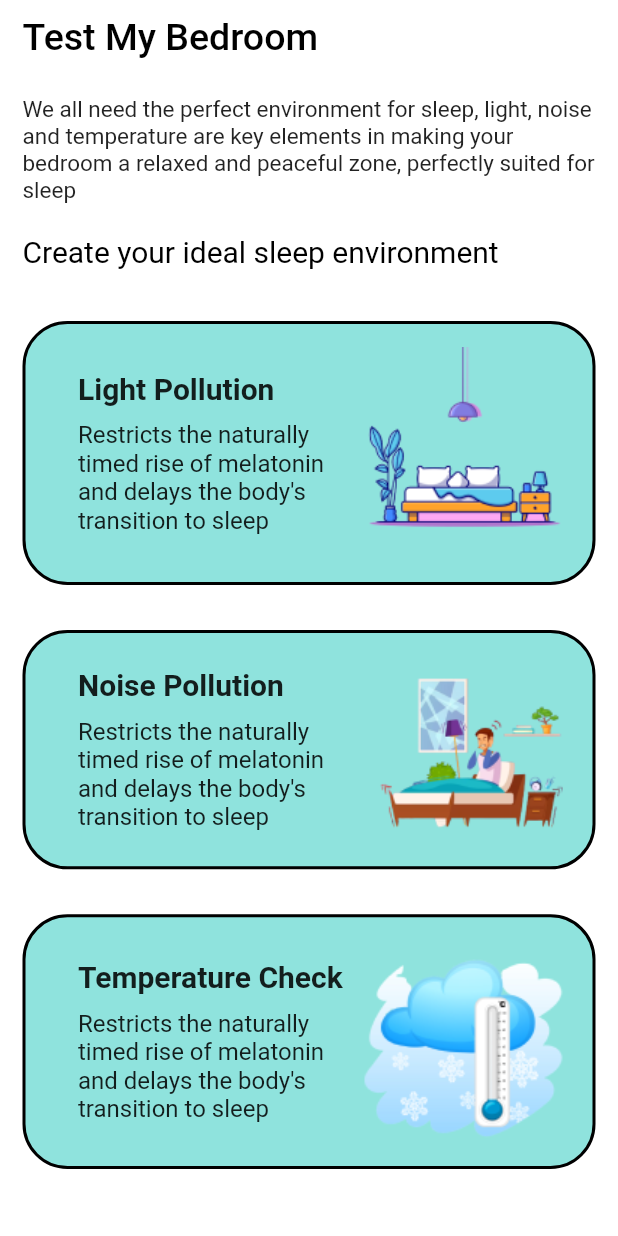
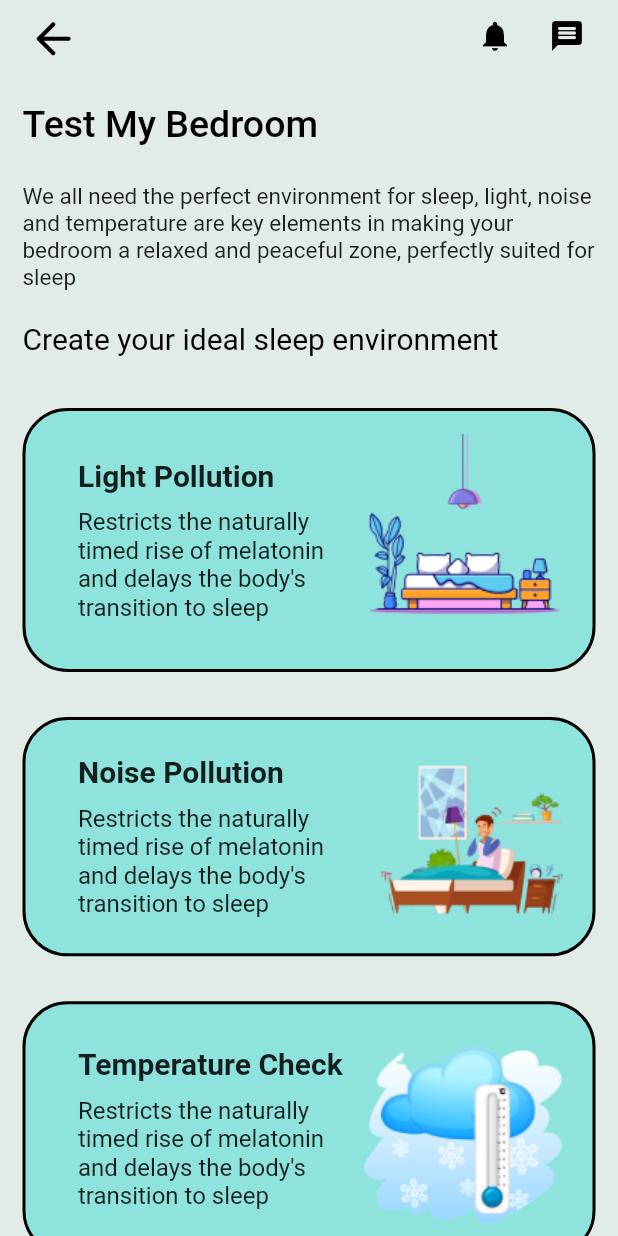
Before and after one commit to aditygrg2/shayan, a Flutter app: the MenuScreen screen opened by its route, after a tap on "Test My Bedroom", on a phone screen of 412 x 824 dp. Run offline on Flutter 3.47's test engine with Material 2 defaults, Android fonts, the phone set to English and light mode, and no system bars; our stand-ins replace flutter_tts, percent_indicator; missing offline and left inert: health, light, volume_controller; network calls fail; Roboto replaces fonts that are missing (JejuGothic).

Commit message:
updated screens

```diff
--- a/lib/screens/menu/TestMyBedroom/test_my_bedroom.dart
+++ b/lib/screens/menu/TestMyBedroom/test_my_bedroom.dart
@@ -6,6 +6,7 @@ import 'package:night_gschallenge/screens/menu/TestMyBedroom/light_pollution.dar
 import 'package:night_gschallenge/screens/menu/TestMyBedroom/temperature.dart';
 import 'package:night_gschallenge/widgets/UI/home_screen_heading.dart';
 import 'package:night_gschallenge/widgets/UI/tmb_description_cards.dart';
+import 'package:night_gschallenge/widgets/UI/top_row.dart';
 
 class TestMyBedroom extends StatefulWidget {
 
@@ -18,8 +19,10 @@ class _TestMyBedroomState extends State<TestMyBedroom> {
 
   @override
   Widget build(BuildContext context) {
-    return Column(
+    return Scaffold(
+      body: ListView(
           children: [
+            TopRow(back:true),
             HomeScreenText(text: 'Test My Bedroom'),
             SizedBox(
               height: 20,
@@ -49,6 +52,7 @@ class _TestMyBedroomState extends State<TestMyBedroom> {
             TmbDescriptionCards(title: 'Noise Pollution', subtitle: 'Restricts the naturally timed rise of melatonin and delays the body\'s transition to sleep',image: 'assets/noise.png', route: NoisePollution.routeName,),
             TmbDescriptionCards(title: 'Temperature Check', subtitle: 'Restricts the naturally timed rise of melatonin and delays the body\'s transition to sleep',image: 'assets/temperature.png',route: Temperature.routeName,)
           ],
+        ),
     );
   }
 }
--- a/lib/screens/menu/menu.dart
+++ b/lib/screens/menu/menu.dart
@@ -1,5 +1,3 @@
-import 'dart:html';
-
 import 'package:flutter/material.dart';
 
 class Menu extends StatelessWidget {
@@ -26,7 +24,7 @@ class Menu extends StatelessWidget {
             child: Container(
               alignment: Alignment.centerLeft,
               child: Text(
-                "${text}",
+                text,
                 style: Theme.of(context).textTheme.headlineMedium,
               ),
             ),
--- a/lib/screens/menu/menu_screen.dart
+++ b/lib/screens/menu/menu_screen.dart
@@ -1,38 +1,69 @@
 import 'package:flutter/material.dart';
 import 'package:night_gschallenge/navigators/bottomNavigator.dart';
 import 'package:night_gschallenge/screens/menu/TestMyBedroom/test_my_bedroom.dart';
+import 'package:night_gschallenge/widgets/UI/home_screen_heading.dart';
 import 'package:night_gschallenge/widgets/menu/text_to_speech.dart';
 import './menu.dart';
 
 class MenuScreen extends StatelessWidget {
   static const routeName = '/menu';
 
-
-  List<Map<String,String>>items =[
-    {'text':'Test My Bedroom','imagePath':'images/test_my_environment.png','routes':TestMyBedroom.routeName},
-    {'text':'Phone-Free time','imagePath':'images/phone_free.png'},
-    {'text':'Meditation Timer','imagePath':'images/meditation_timer.png'},
-    {'text':'Listen to your stories','imagePath':'images/nap_timer.png','routes':TextToSpeechComponent.routeName},
-    {'text':'Sleep Cycle Calculator','imagePath':'images/sleep_cycle_calculator.png'},
-    {'text':'Sleep Diet Suggestions','imagePath':'images/sleep_diet.png'},
-    {'text':'Mental Exercises','imagePath':'images/mental_exercises.png'},
-    {'text':'Sleep Achievement','imagePath':'images/sleep_achievement.png'},
-    {'text':'Music Therapy','imagePath':'images/podcasts_stories.png'},
-    {'text':'Worry List','imagePath':'images/worry_list.png'},
+  List<Map<String, String>> items = [
+    {
+      'text': 'Test My Bedroom',
+      'imagePath': 'assets/test_my_environment.png',
+      'routes': TestMyBedroom.routeName
+    },
+    {'text': 'Phone-Free time', 'imagePath': 'assets/phone_free.png'},
+    {'text': 'Meditation Timer', 'imagePath': 'assets/meditation_timer.png'},
+    {
+      'text': 'Listen to your stories',
+      'imagePath': 'assets/nap_timer.png',
+      'routes': TextToSpeechComponent.routeName
+    },
+    {
+      'text': 'Sleep Cycle Calculator',
+      'imagePath': 'assets/sleep_cycle_calculator.png'
+    },
+    {'text': 'Sleep Diet Suggestions', 'imagePath': 'assets/sleep_diet.png'},
+    {'text': 'Mental Exercises', 'imagePath': 'assets/mental_exercises.png'},
+    {'text': 'Sleep Achievement', 'imagePath': 'assets/sleep_achievement.png'},
+    {'text': 'Music Therapy', 'imagePath': 'assets/podcasts_stories.png'},
+    {'text': 'Worry List', 'imagePath': 'assets/worry_list.png'},
   ];
   @override
-
-  void navigate(BuildContext context,int index){
+  void navigate(BuildContext context, int index) {
     Navigator.of(context).pushNamed(items[index]['routes'].toString());
   }
+
   Widget build(BuildContext context) {
-    return  Container(
-      width: MediaQuery.of(context).size.width - 20,
-      height: MediaQuery.of(context).size.height,
-      padding: EdgeInsets.all(20),
-      child: GridView.builder(gridDelegate: SliverGridDelegateWithFixedCrossAxisCount(crossAxisCount: 2,childAspectRatio: 2 / 2,crossAxisSpacing: 20,mainAxisSpacing: 20), itemBuilder: (context, index) {
-        return GestureDetector(child: Menu(text: items[index]['text'].toString(), imagePath: items[index]['imagePath'].toString()),onTap: ()=> navigate(context,index),);
-      },itemCount: items.length, ),
+    return Column(
+      children: [
+        HomeScreenText(text: 'Sleep Tools'),
+        Container(
+          width: MediaQuery.of(context).size.width - 20,
+          height: (MediaQuery.of(context).size.height/8)*items.length ,
+          padding: EdgeInsets.all(10),
+          child: GridView.builder(
+            gridDelegate: SliverGridDelegateWithFixedCrossAxisCount(
+              crossAxisCount: 2,
+              childAspectRatio: 2/2,
+              crossAxisSpacing: 20,
+              mainAxisSpacing: 20,
+            ),
+            physics: NeverScrollableScrollPhysics(),
+            itemBuilder: (context, index) {
+              return GestureDetector(
+                child: Menu(
+                    text: items[index]['text'].toString(),
+                    imagePath: items[index]['imagePath'].toString()),
+                onTap: () => navigate(context, index),
+              );
+            },
+            itemCount: items.length,
+          ),
+        ),
+      ],
     );
   }
 }
```
Also changed, not shown: pubspec.yaml (+10 -1 lines), assets/meditation_timer.png (renamed from assets/images/meditation_timer.png), assets/mental_exercises.png (renamed from assets/images/mental_exercises.png), assets/nap_timer.png (renamed from assets/images/nap_timer.png), assets/phone_free.png (renamed from assets/images/phone_free.png), assets/podcasts_stories.png (renamed from assets/images/podcasts_stories.png), assets/sleep_achievement.png (renamed from assets/images/sleep_achievement.png), assets/sleep_cycle_calculator.png (renamed from assets/images/sleep_cycle_calculator.png), assets/sleep_diet.png (renamed from assets/images/sleep_diet.png), assets/test_my_environment.png (renamed from assets/images/test_my_environment.png), assets/worry_list.png (renamed from assets/images/worry_list.png). Lines whose indentation alone changed are shown as unchanged.
